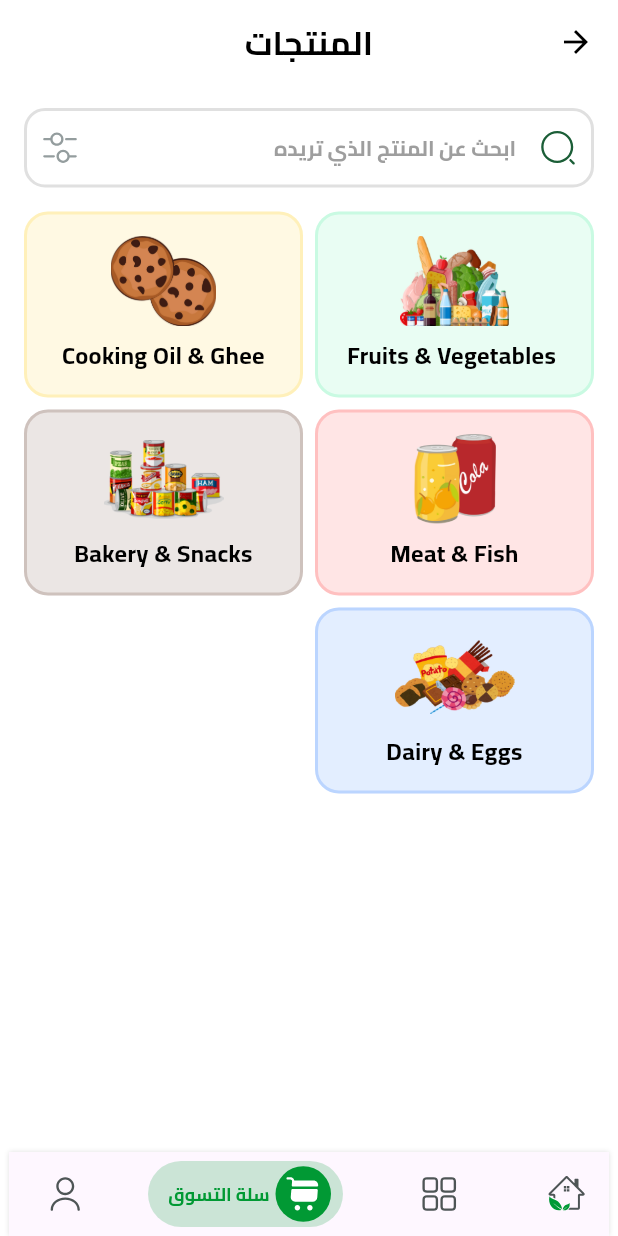
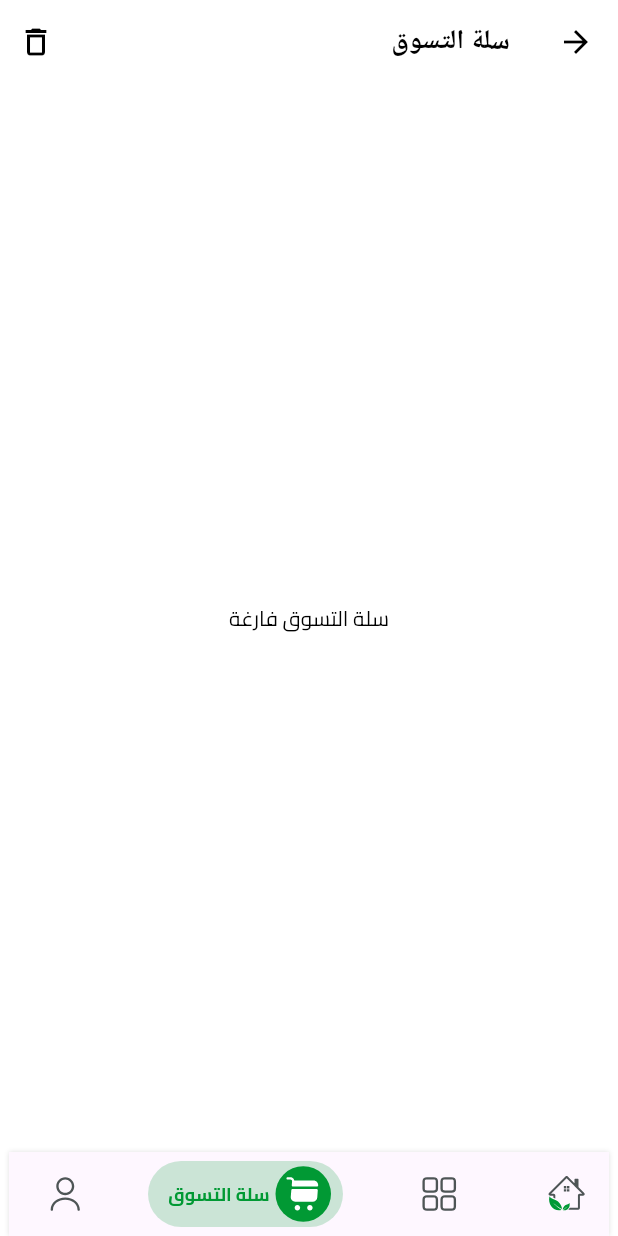
Before and after one commit to AbdulrhmanM0hamed/Reef-Coffe, a Flutter app: the HomeView screen opened by its route, item 3 of the bottom bar chosen, on a phone screen of 412 x 824 dp. Run offline on Flutter 3.47's test engine with Material 3 defaults, Android fonts, the phone set to English and light mode, and no system bars; drawn by our look-alikes of bottom_navy_bar; our stand-ins replace carousel_slider, flutter_bloc, flutter_svg, modal_progress_hud_nsn, smooth_page_indicator.

Commit message:
create cart page and bloc

```diff
--- /dev/null
+++ b/lib/feature/cart/data/models/cart_item_model.dart
@@ -0,0 +1,37 @@
+class CartItem {
+  final String id;
+  final String productId;
+  final String name;
+  final double price;
+  final String image;
+  int quantity;
+
+  CartItem({
+    required this.id,
+    required this.productId,
+    required this.name,
+    required this.price,
+    required this.image,
+    this.quantity = 1,
+  });
+
+  double get total => price * quantity;
+
+  CartItem copyWith({
+    String? id,
+    String? productId,
+    String? name,
+    double? price,
+    String? image,
+    int? quantity,
+  }) {
+    return CartItem(
+      id: id ?? this.id,
+      productId: productId ?? this.productId,
+      name: name ?? this.name,
+      price: price ?? this.price,
+      image: image ?? this.image,
+      quantity: quantity ?? this.quantity,
+    );
+  }
+}
--- /dev/null
+++ b/lib/feature/cart/presentation/cubit/cart_state.dart
@@ -0,0 +1,11 @@
+part of 'cart_cubit.dart';
+
+abstract class CartState {}
+
+class CartInitial extends CartState {}
+
+class CartUpdated extends CartState {
+  final List<CartItem> items;
+
+  CartUpdated(this.items);
+}
--- /dev/null
+++ b/lib/feature/cart/presentation/pages/cart_page.dart
@@ -0,0 +1,103 @@
+import 'package:flutter/material.dart';
+import 'package:flutter_bloc/flutter_bloc.dart';
+import '../cubit/cart_cubit.dart';
+import '../widgets/cart_item_widget.dart';
+
+class CartPage extends StatelessWidget {
+  const CartPage({Key? key}) : super(key: key);
+
+  @override
+  Widget build(BuildContext context) {
+    return Scaffold(
+      appBar: AppBar(
+        title: const Text('سلة التسوق'),
+        actions: [
+          IconButton(
+            icon: const Icon(Icons.delete_outline),
+            onPressed: () {
+              context.read<CartCubit>().clearCart();
+            },
+          ),
+        ],
+      ),
+      body: BlocBuilder<CartCubit, CartState>(
+        builder: (context, state) {
+          final cartCubit = context.read<CartCubit>();
+          final items = cartCubit.items;
+
+          if (items.isEmpty) {
+            return const Center(
+              child: Text('سلة التسوق فارغة'),
+            );
+          }
+
+          return Column(
+            children: [
+              Expanded(
+                child: ListView.builder(
+                  itemCount: items.length,
+                  itemBuilder: (context, index) {
+                    return CartItemWidget(
+                      item: items[index],
+                    );
+                  },
+                ),
+              ),
+              Container(
+                padding: const EdgeInsets.all(16),
+                decoration: BoxDecoration(
+                  color: Colors.white,
+                  boxShadow: [
+                    BoxShadow(
+                      color: Colors.grey.withOpacity(0.2),
+                      spreadRadius: 1,
+                      blurRadius: 5,
+                      offset: const Offset(0, -2),
+                    ),
+                  ],
+                ),
+                child: Row(
+                  mainAxisAlignment: MainAxisAlignment.spaceBetween,
+                  children: [
+                    Column(
+                      crossAxisAlignment: CrossAxisAlignment.start,
+                      mainAxisSize: MainAxisSize.min,
+                      children: [
+                        const Text(
+                          'المجموع',
+                          style: TextStyle(
+                            fontSize: 16,
+                            color: Colors.grey,
+                          ),
+                        ),
+                        Text(
+                          '${cartCubit.total} ج.م',
+                          style: const TextStyle(
+                            fontSize: 20,
+                            fontWeight: FontWeight.bold,
+                          ),
+                        ),
+                      ],
+                    ),
+                    ElevatedButton(
+                      onPressed: () {
+                        // TODO: Implement checkout
+                      },
+                      style: ElevatedButton.styleFrom(
+                        padding: const EdgeInsets.symmetric(
+                          horizontal: 32,
+                          vertical: 16,
+                        ),
+                      ),
+                      child: const Text('إتمام الشراء'),
+                    ),
+                  ],
+                ),
+              ),
+            ],
+          );
+        },
+      ),
+    );
+  }
+}
--- a/lib/feature/categories/presentation/view/widgets/categories_view_body.dart
+++ b/lib/feature/categories/presentation/view/widgets/categories_view_body.dart
@@ -26,7 +26,9 @@ class CategoriesViewBody extends StatelessWidget {
                 return Container(
                   decoration: BoxDecoration(
                     color: categories[index]['color'],
-                    border: Border.all(color: categories[index]['borderColor'], width: 2), // ضبط لون الحدود
+                    border: Border.all(
+                        color: categories[index]['borderColor'],
+                        width: 1), // ضبط لون الحدود
                     borderRadius: BorderRadius.circular(16),
                   ),
                   child: Column(
@@ -57,37 +59,35 @@ class CategoriesViewBody extends StatelessWidget {
   }
 }
 
-// قائمة بالفئات مع النصوص والألوان والصور
 final List<Map<String, dynamic>> categories = [
   {
-    'title': ' Fruits & Vegetables',
-    'color': Colors.greenAccent.withOpacity(0.15), // لون الخلفية
-    'borderColor': Colors.greenAccent.withOpacity(0.25), // لون الحدود
-    'image': 'assets/images/1.png', // استخدم مسار الصورة الخاص بك
+    'title': ' الخضروات والفواكه',
+    'color': Colors.greenAccent.withOpacity(0.15),
+    'borderColor': Colors.greenAccent.withOpacity(0.25),
+    'image': 'assets/images/1.png',
   },
   {
-    'title': 'Cooking Oil & Ghee',
+    'title': 'المخبوزات والحلويات',
     'color': Colors.amberAccent.withOpacity(0.15),
     'borderColor': Colors.amberAccent.withOpacity(0.25),
     'image': 'assets/images/2.png',
   },
   {
-    'title': 'Meat & Fish',
+    'title': 'اللحوم والاسماك',
     'color': Colors.redAccent.withOpacity(0.15),
     'borderColor': Colors.redAccent.withOpacity(0.25),
     'image': 'assets/images/3.png',
   },
   {
-    'title': 'Bakery & Snacks',
+    'title': 'المقرمشات',
     'color': Colors.brown.withOpacity(0.15),
     'borderColor': Colors.brown.withOpacity(0.25),
     'image': 'assets/images/4.png',
   },
   {
-    'title': 'Dairy & Eggs',
+    'title': 'الالبان والبيض',
     'color': Colors.blueAccent.withOpacity(0.15),
     'borderColor': Colors.blueAccent.withOpacity(0.25),
     'image': 'assets/images/5.png',
   },
-
 ];
--- a/lib/feature/details/presentation/view/details_view.dart
+++ b/lib/feature/details/presentation/view/details_view.dart
@@ -8,7 +8,7 @@ class DetailsView extends StatelessWidget {
 
   @override
   Widget build(BuildContext context) {
-    return Scaffold(
+    return const Scaffold(
 
       body: SafeArea(child: DetailsViewBody()),
     );
--- a/lib/feature/home/presentation/view/home_view.dart
+++ b/lib/feature/home/presentation/view/home_view.dart
@@ -1,11 +1,14 @@
-
 import 'package:flutter/material.dart';
+import 'package:flutter_bloc/flutter_bloc.dart';
+import 'package:hyper_market/feature/cart/presentation/cubit/cart_cubit.dart';
+import 'package:hyper_market/feature/cart/presentation/pages/cart_page.dart';
 import 'package:hyper_market/feature/categories/presentation/view/categories_view.dart';
 import 'package:hyper_market/feature/home/presentation/view/widgets/bottom_nav_bar.dart';
 import 'package:hyper_market/feature/home/presentation/view/widgets/home_view_body.dart';
 
 class HomeView extends StatefulWidget {
   static const String routeName = "home";
+
   const HomeView({super.key});
 
   @override
@@ -14,27 +17,35 @@ class HomeView extends StatefulWidget {
 
 class _HomeViewState extends State<HomeView> {
   final PageController _pageController = PageController();
+  int _currentIndex = 0; // متغير لحفظ الفهرس الحالي
 
   @override
   Widget build(BuildContext context) {
     return Scaffold(
       bottomNavigationBar: Padding(
-        padding: const EdgeInsets.symmetric(horizontal: 6,),
-        child: CustomBottomNavBar(pageController: _pageController),
+        padding: const EdgeInsets.symmetric(horizontal: 6),
+        child: CustomBottomNavBar(
+          pageController: _pageController,
+          currentIndex: _currentIndex,
+          onIndexChanged: (index) {
+            setState(() {
+              _currentIndex = index;
+            });
+          },
+        ),
       ),
       body: SafeArea(
         child: PageView(
           controller: _pageController,
           onPageChanged: (index) {
             setState(() {
+              _currentIndex = index;
             });
           },
           children: [
             HomeViewBody(),
-            CategoriesView()
-
-
-
+            CategoriesView(),
+            CartPage(),
           ],
         ),
       ),
--- a/lib/feature/home/presentation/view/widgets/bottom_nav_bar.dart
+++ b/lib/feature/home/presentation/view/widgets/bottom_nav_bar.dart
@@ -1,25 +1,31 @@
 import 'package:bottom_navy_bar/bottom_navy_bar.dart';
 import 'package:flutter/material.dart';
+
 import 'package:hyper_market/core/utils/helper/bottom_nav_bar_icon_method.dart';
 
 class CustomBottomNavBar extends StatefulWidget {
-  const CustomBottomNavBar({super.key, required this.pageController});
+  const CustomBottomNavBar(
+      {super.key,
+      required this.pageController,
+      required this.currentIndex,
+      required this.onIndexChanged});
+
   final PageController pageController;
+  final int currentIndex; // تمرير الفهرس الحالي
+  final Function(int) onIndexChanged; // تعريف دالة لتغيير الفهرس
+
   @override
   State<CustomBottomNavBar> createState() => _CustomBottomNavBarState();
 }
 
 class _CustomBottomNavBarState extends State<CustomBottomNavBar> {
-  int _currentIndex = 0;
   @override
   Widget build(BuildContext context) {
     return BottomNavyBar(
-      selectedIndex: _currentIndex,
+      selectedIndex: widget.currentIndex,
       showElevation: true,
       onItemSelected: (index) {
-        setState(() {
-          _currentIndex = index;
-        });
+        widget.onIndexChanged(index); // تحديث الفهرس عند اختياره
         widget.pageController.animateToPage(index,
             duration: const Duration(milliseconds: 300), curve: Curves.ease);
       },
@@ -28,25 +34,25 @@ class _CustomBottomNavBarState extends State<CustomBottomNavBar> {
           'assets/images/vuesax/outline/homeOutline.svg',
           'assets/images/vuesax/bold/home2.svg',
           'الرئيسية',
-          _currentIndex == 0,
+          widget.currentIndex == 0,
         ),
         bottomNavBarIcon(
           'assets/images/vuesax/outline/products.svg',
           'assets/images/vuesax/bold/products.svg',
           'المنتجات',
-          _currentIndex == 1,
+          widget.currentIndex == 1,
         ),
         bottomNavBarIcon(
           'assets/images/vuesax/outline/shopping-cart.svg',
           'assets/images/vuesax/bold/shopping-cart.svg',
           'سلة التسوق',
-          _currentIndex == 2,
+          widget.currentIndex == 2,
         ),
         bottomNavBarIcon(
           'assets/images/vuesax/outline/user.svg',
           'assets/images/vuesax/bold/user.svg',
           ' حسابى',
-          _currentIndex == 3,
+          widget.currentIndex == 3,
         ),
       ],
     );
--- a/pubspec.yaml
+++ b/pubspec.yaml
@@ -34,6 +34,7 @@ dependencies:
   cupertino_icons: ^1.0.8
   flutter:
     sdk: flutter
+  flutter_bloc: ^8.1.4
   flutter_localizations:
     sdk: flutter
   flutter_svg: ^2.0.16
```
Also changed, not shown: lib/core/widgets/add_and_del.dart (added, +65 -0 lines), lib/feature/cart/presentation/cubit/cart_cubit.dart (added, +46 -0 lines), lib/feature/cart/presentation/widgets/cart_item_widget.dart (added, +134 -0 lines), lib/feature/details/presentation/view/widgets/price_with_additons.dart (+2 -37 lines), lib/feature/home/presentation/view/widgets/best_selling_product_cart.dart (+18 -1 lines), lib/feature/home/presentation/view/widgets/exclusive_product_cart.dart (+18 -1 lines), lib/main.dart (+11 -8 lines), pubspec.lock.
